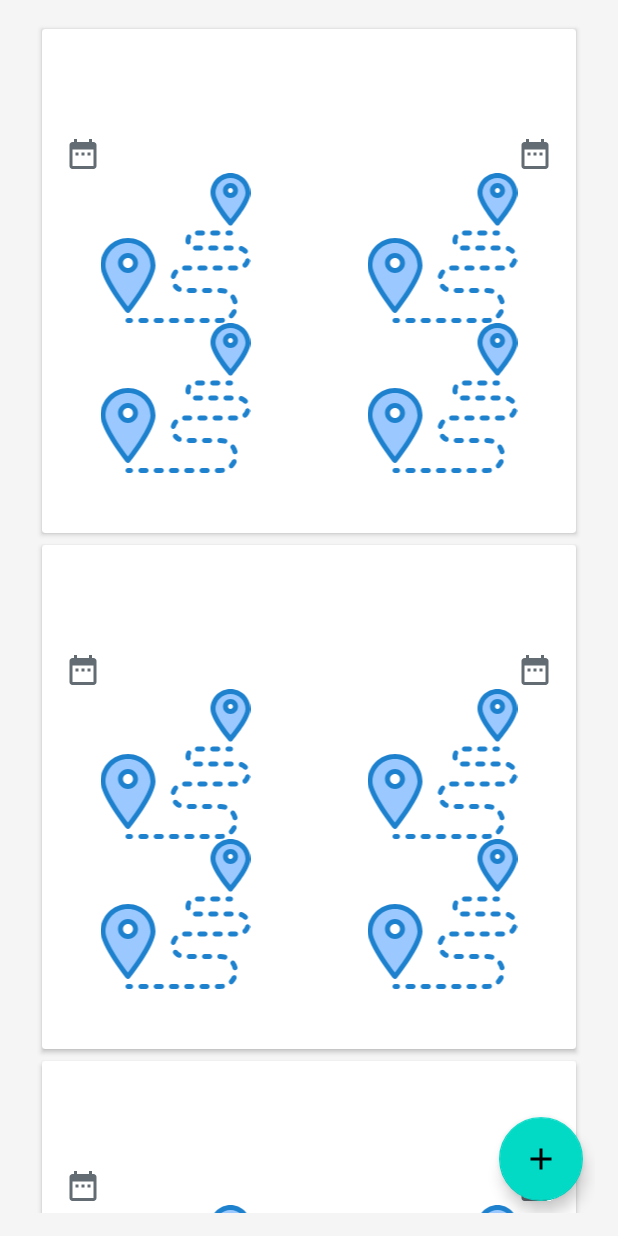
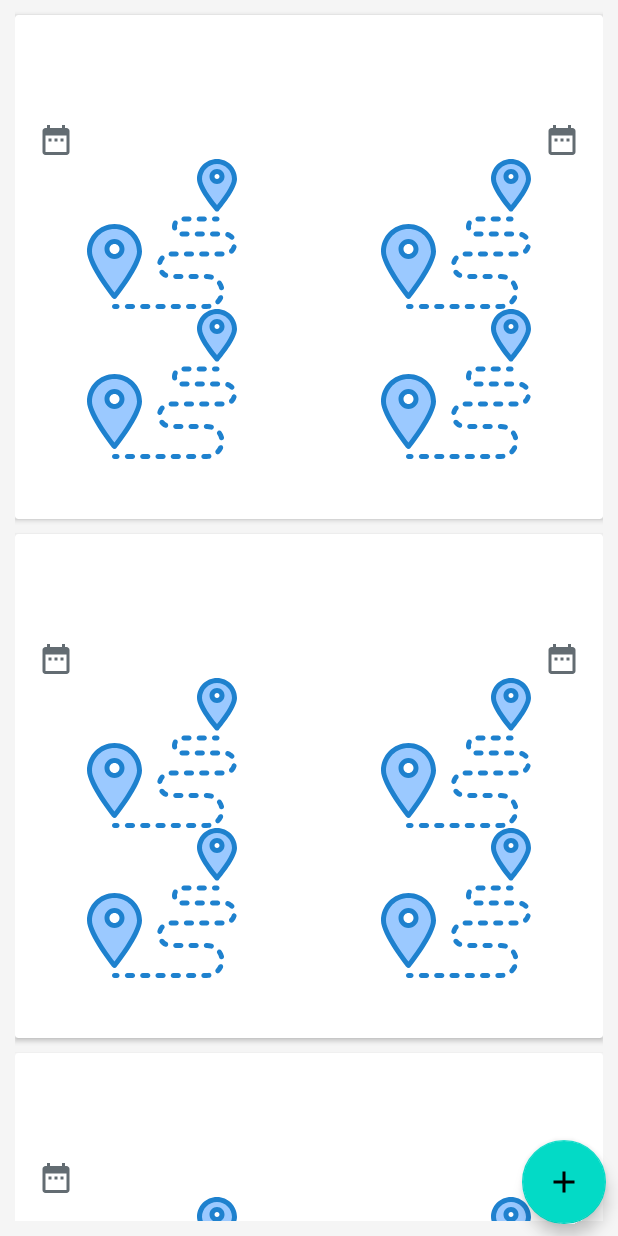
Before and after one commit to UTN-FRBA-Mobile/iTrip, an Android app: the layout fragment_home.xml on its own in the app's theme, with its tools: preview values and no code run, on a phone screen of 412 x 824 dp. Run offline under Robolectric (Android 15) with nearby library versions, the light colour scheme and no system bars; network calls fail.

Commit message:
Fix paddings in recyclerViews

```diff
--- a/app/src/main/res/layout/citytovisit_item.xml
+++ b/app/src/main/res/layout/citytovisit_item.xml
@@ -16,9 +16,8 @@
         android:id="@+id/cityToVisit_CardView"
         android:layout_width="match_parent"
         android:layout_height="wrap_content"
-        android:layout_marginHorizontal="10dp"
-        android:foreground="?android:attr/selectableItemBackground"
-        app:cardUseCompatPadding="true">
+        android:layout_marginTop="10dp"
+        android:foreground="?android:attr/selectableItemBackground">
 
         <androidx.constraintlayout.widget.ConstraintLayout
             android:layout_width="match_parent"
--- a/app/src/main/res/layout/fragment_home.xml
+++ b/app/src/main/res/layout/fragment_home.xml
@@ -9,8 +9,7 @@
     <RelativeLayout
         android:layout_width="match_parent"
         android:layout_height="match_parent"
-        android:background="@color/colorWhiteSmoke"
-        android:padding="15dp">
+        android:background="@color/colorWhiteSmoke">
 
         <ProgressBar
             android:id="@+id/progressbar_travels_list_spinner"
@@ -57,6 +56,9 @@
             android:id="@+id/recyclerview_travels"
             android:layout_width="match_parent"
             android:layout_height="wrap_content"
+            android:paddingStart="10dp"
+            android:paddingEnd="10dp"
+            android:paddingBottom="10dp"
             tools:listitem="@layout/travel_item" />
 
         <com.google.android.material.floatingactionbutton.FloatingActionButton
--- a/app/src/main/res/layout/travel_item.xml
+++ b/app/src/main/res/layout/travel_item.xml
@@ -16,9 +16,8 @@
         android:id="@+id/travelItem_CardView"
         android:layout_width="match_parent"
         android:layout_height="wrap_content"
-        android:layout_marginHorizontal="10dp"
-        android:foreground="?android:attr/selectableItemBackground"
-        app:cardUseCompatPadding="true">
+        android:layout_marginTop="10dp"
+        android:foreground="?android:attr/selectableItemBackground">
 
         <androidx.constraintlayout.widget.ConstraintLayout
             android:layout_width="match_parent"
@@ -70,41 +69,41 @@
                     android:id="@+id/travel_img"
                     android:layout_width="0dp"
                     android:layout_height="0dp"
-                    app:srcCompat="@drawable/ic_destination"
                     app:layout_constraintBottom_toTopOf="@+id/travel_img4"
                     app:layout_constraintEnd_toStartOf="@id/travel_img2"
                     app:layout_constraintStart_toStartOf="parent"
-                    app:layout_constraintTop_toTopOf="parent" />
+                    app:layout_constraintTop_toTopOf="parent"
+                    app:srcCompat="@drawable/ic_destination" />
 
                 <ImageView
                     android:id="@+id/travel_img4"
                     android:layout_width="0dp"
                     android:layout_height="0dp"
-                    app:srcCompat="@drawable/ic_destination"
                     app:layout_constraintBottom_toBottomOf="parent"
                     app:layout_constraintEnd_toStartOf="@id/travel_img3"
                     app:layout_constraintStart_toStartOf="parent"
-                    app:layout_constraintTop_toBottomOf="@+id/travel_img" />
+                    app:layout_constraintTop_toBottomOf="@+id/travel_img"
+                    app:srcCompat="@drawable/ic_destination" />
 
                 <ImageView
                     android:id="@+id/travel_img2"
                     android:layout_width="0dp"
                     android:layout_height="0dp"
-                    app:srcCompat="@drawable/ic_destination"
                     app:layout_constraintBottom_toTopOf="@+id/travel_img3"
                     app:layout_constraintEnd_toEndOf="parent"
                     app:layout_constraintStart_toEndOf="@id/travel_img"
-                    app:layout_constraintTop_toTopOf="parent" />
+                    app:layout_constraintTop_toTopOf="parent"
+                    app:srcCompat="@drawable/ic_destination" />
 
                 <ImageView
                     android:id="@+id/travel_img3"
                     android:layout_width="0dp"
                     android:layout_height="0dp"
-                    app:srcCompat="@drawable/ic_destination"
                     app:layout_constraintBottom_toBottomOf="parent"
                     app:layout_constraintEnd_toEndOf="parent"
                     app:layout_constraintStart_toEndOf="@id/travel_img"
-                    app:layout_constraintTop_toBottomOf="@+id/travel_img2" />
+                    app:layout_constraintTop_toBottomOf="@+id/travel_img2"
+                    app:srcCompat="@drawable/ic_destination" />
             </androidx.constraintlayout.widget.ConstraintLayout>
 
             <TextView
```
Also changed, not shown: app/src/main/res/layout/fragment_trip.xml (+9 -9 lines).
